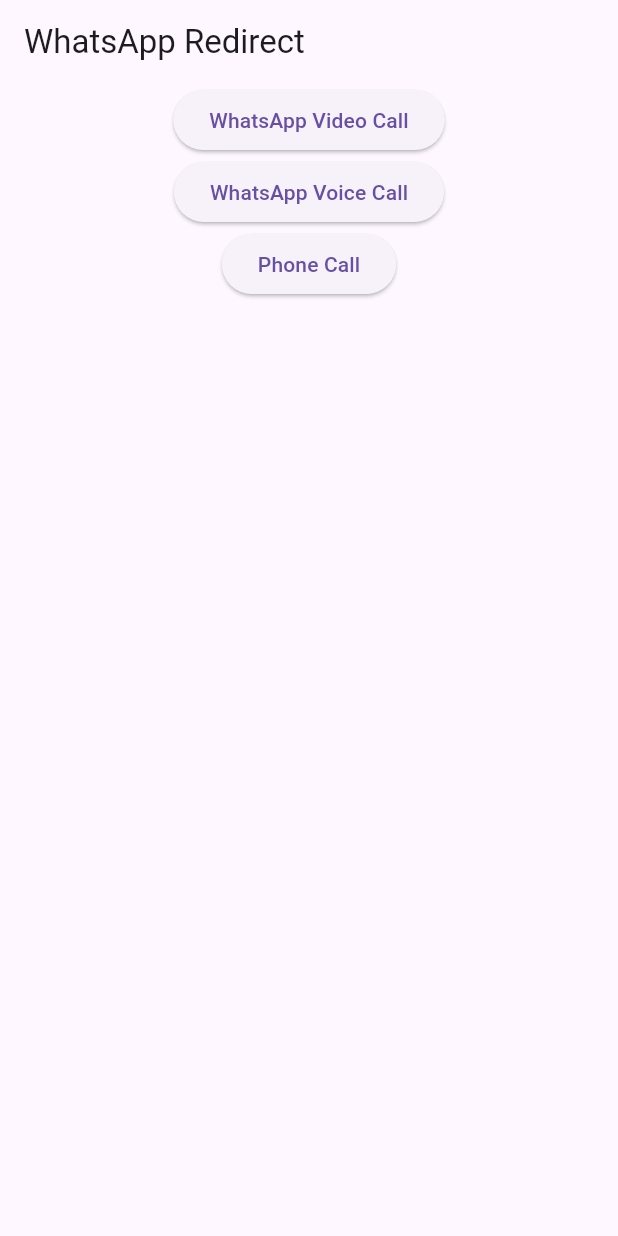
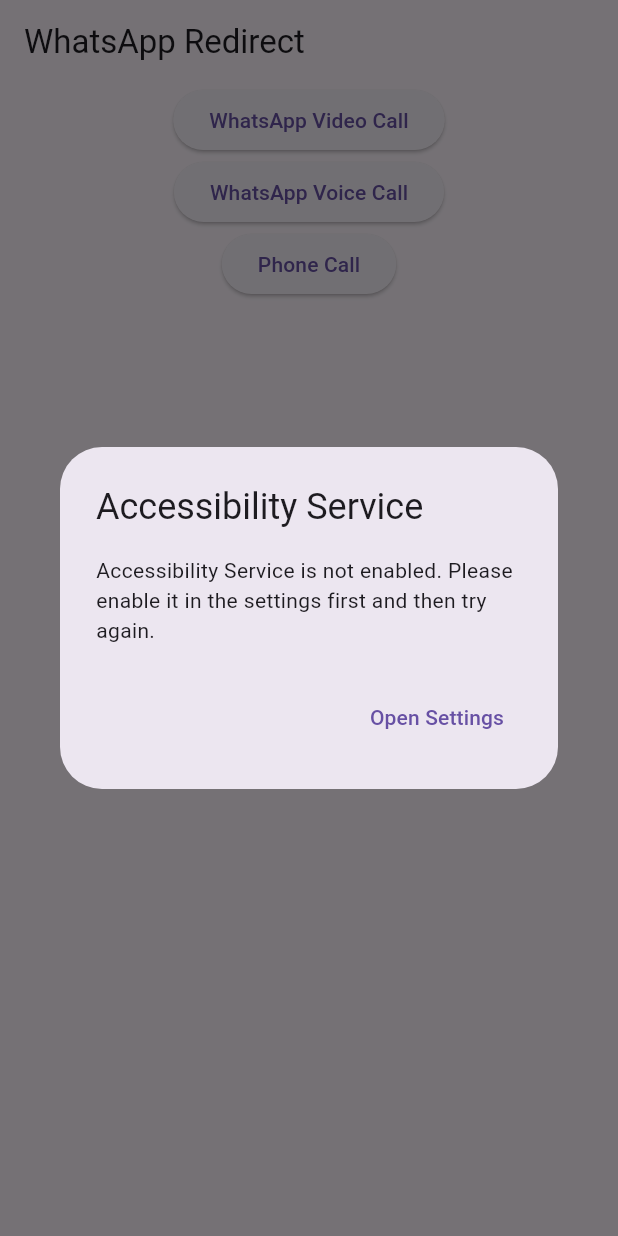
Before and after one commit to taran-columbia/CALL-E, a Flutter app: the screen it shows after launch, after a tap on "WhatsApp Video Call", on a phone screen of 412 x 824 dp. Run offline on Flutter 3.47's test engine with Material 3 defaults, Android fonts, the light colour scheme and no system bars; our stand-ins replace permission_handler, shared_preferences.

Commit message:
clean up

```diff
--- a/lib/main.dart
+++ b/lib/main.dart
@@ -35,9 +35,32 @@
     print('Hi in flutter again');
     resetPref();
     // checkAccessibilityService(context);
-    isAccessibilityServiceEnabled(context);
   }
 
+  Future<void> initiateCall(String callType, BuildContext context) async {
+    resetPref();
+    const phoneNumber = '+917597924752';
+    // Set the flag indicating the call was initiated by the Flutter app
+    if (callType == 'Phone call') {
+      await makePhoneCall(phoneNumber);
+    } else {
+      final bool isEnabled = await isAccessibilityServiceEnabled(context);
+       if (!isEnabled) {
+        _showAccessibilityServiceDialog(context);
+      }else{
+        final SharedPreferences prefs = await SharedPreferences.getInstance();
+        await prefs.setBool('isInitiatedByCALLE', true);
+        await prefs.setString('callType', callType);
+        // Launch WhatsApp with the specific contact
+        var url = Uri.parse('https://wa.me/$phoneNumber');
+        if (await canLaunchUrl(url)) {
+          await launchUrl(url);
+        } else {
+          throw 'Could not launch $url';
+        }
+      }
+    }
+  }
 
   void resetPref() async {
     final SharedPreferences prefs = await SharedPreferences.getInstance();
@@ -46,27 +69,10 @@
     await prefs.remove('returnFromCall');
   }
 
-  // Future<void> checkAccessibilityService(BuildContext context) async {
-  //   var status = await Permission.accessNotificationPolicy.status;
 
-  //   if (!status.isGranted) {
-  //     _showAccessibilityServiceDialog(context);
-  //   } else {
-  //     // Accessibility service is enabled, proceed with your logic
-  //     print('Accessibility Service is enabled.');
-  //   }
-  // }
-
-  Future<void> isAccessibilityServiceEnabled(BuildContext context) async {
-    final bool isEnabled =
-        await platform.invokeMethod('isAccessibilityServiceEnabled');
-    // return isEnabled;
-    if (!isEnabled) {
-      _showAccessibilityServiceDialog(context);
-    } else {
-      // Accessibility service is enabled, proceed with your logic
-      print('Accessibility Service is enabled.');
-    }
+  Future<bool> isAccessibilityServiceEnabled(BuildContext context) async {
+    final bool isEnabled = await platform.invokeMethod('isAccessibilityServiceEnabled');
+    return isEnabled;
   }
 
   void _showAccessibilityServiceDialog(BuildContext context) {
@@ -76,7 +82,7 @@
         return AlertDialog(
           title: const Text('Accessibility Service'),
           content: const Text(
-              'Accessibility Service is not enabled. Please enable it in the settings and try again.'),
+              'Accessibility Service is not enabled. Please enable it in the settings first and then try again.'),
           actions: [
             TextButton(
               onPressed: () {
@@ -95,36 +101,6 @@
     platform.invokeMethod('openAccessibilitySettings');
   }
 
-  Future<void> initiateCall(String callType) async {
-    // Set the flag indicating the call was initiated by the Flutter app
-    final SharedPreferences prefs = await SharedPreferences.getInstance();
-    // final bool isEnabled = await platform.invokeMethod('isAccessibilityServiceEnabled');
-    // if(isEnabled){
-    //   print('This should print');
-    // }
-    // await prefs.remove('isInitiatedByCALLE');
-    // await prefs.remove('callType');
-    // await prefs.remove('returnFromCall');
-
-    print("Window State Changed-3 $callType");
-    await prefs.setBool('isInitiatedByCALLE', true);
-    // await prefs.setBool('isInitiatedByCALLEE', true);
-    await prefs.setString('callType', callType);
-
-    // Launch WhatsApp with the specific contact
-    const phoneNumber = '+917597924752';
-    var url = Uri.parse('https://wa.me/$phoneNumber');
-    if (callType == 'Phone call') {
-      // url = Uri.parse('tel:$phoneNumber');
-      await makePhoneCall(phoneNumber);
-    }
-    if (await canLaunchUrl(url)) {
-      await launchUrl(url);
-    } else {
-      throw 'Could not launch $url';
-    }
-  }
-
   Future<void> makePhoneCall(String phoneNumber) async {
     var status = await Permission.phone.status;
     if (status.isGranted) {
@@ -138,7 +114,7 @@
     }
   }
 
-Future<void> dialNumber(String phoneNumber) async {
+  Future<void> dialNumber(String phoneNumber) async {
     try {
       final bool result = await platform.invokeMethod('makeCall', phoneNumber);
       if (!result) {
@@ -158,19 +134,19 @@
           child: Column(children: <Widget>[
         ElevatedButton(
           onPressed: () async {
-            await initiateCall('Video call');
+            await initiateCall('Video call', context);
           },
           child: const Text('WhatsApp Video Call'),
         ),
         ElevatedButton(
           onPressed: () async {
-            await initiateCall('Voice call');
+            await initiateCall('Voice call', context);
           },
           child: const Text('WhatsApp Voice Call'),
         ),
         ElevatedButton(
           onPressed: () async {
-            await initiateCall('Phone call');
+            await initiateCall('Phone call', context);
           },
           child: const Text('Phone Call'),
         ),
```
